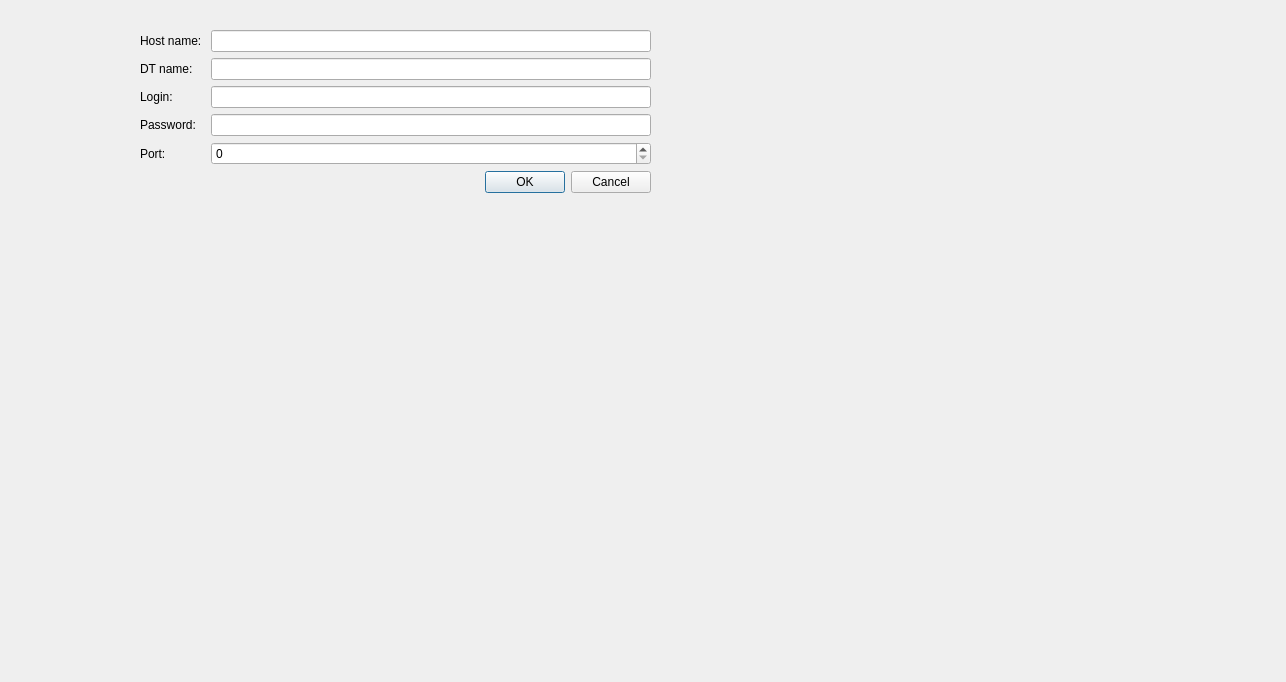
Old version of the form dialog.ui in the repository DimaRabbit/QT_Designer.
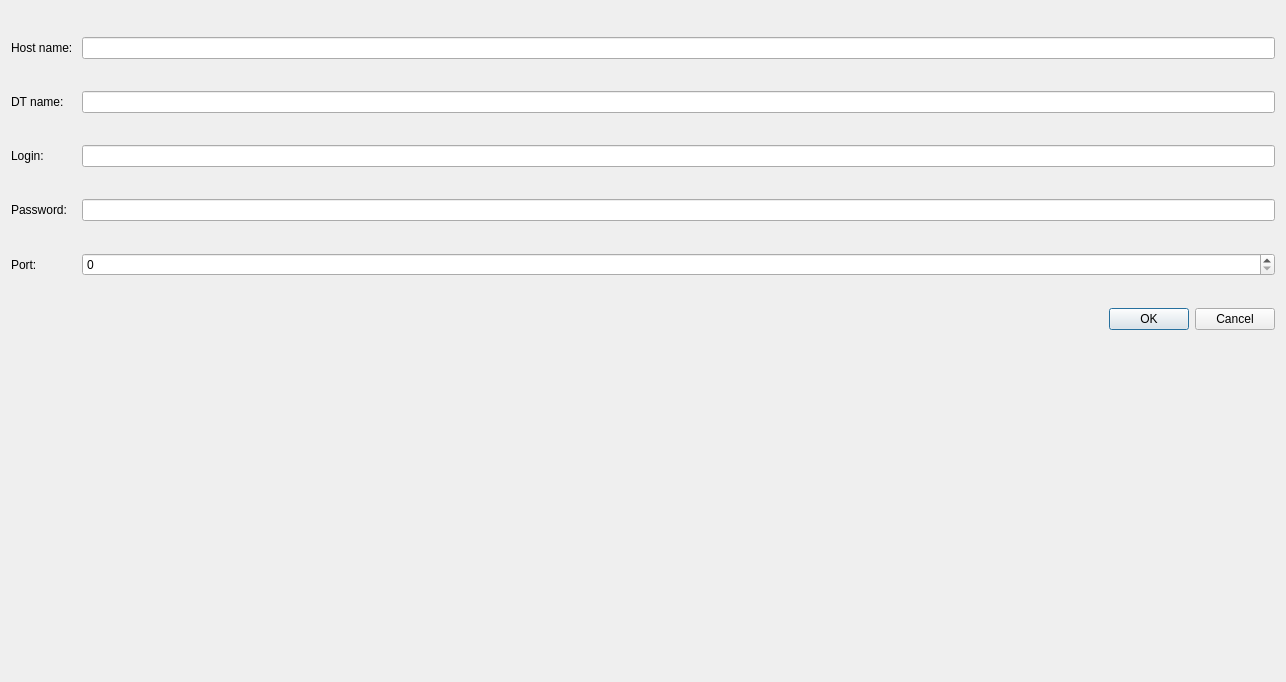
New version of the form.

Patch:
```diff
--- a/dialog.ui
+++ b/dialog.ui
@@ -13,67 +13,138 @@
   <property name="windowTitle">
    <string>Dialog</string>
   </property>
-  <widget class="QWidget" name="formLayoutWidget">
-   <property name="geometry">
-    <rect>
-     <x>140</x>
-     <y>30</y>
-     <width>511</width>
-     <height>241</height>
-    </rect>
-   </property>
-   <layout class="QFormLayout" name="formLayout">
+  <layout class="QGridLayout" name="gridLayout">
     <item row="0" column="0">
+    <layout class="QFormLayout" name="formLayout">
+     <item row="0" column="1">
+      <spacer name="horizontalSpacer_5">
+       <property name="orientation">
+        <enum>Qt::Orientation::Horizontal</enum>
+       </property>
+       <property name="sizeHint" stdset="0">
+        <size>
+         <width>40</width>
+         <height>20</height>
+        </size>
+       </property>
+      </spacer>
+     </item>
+     <item row="1" column="0">
      <widget class="QLabel" name="hostLabel">
       <property name="text">
        <string>Host name: </string>
       </property>
      </widget>
     </item>
-    <item row="0" column="1">
+     <item row="1" column="1">
      <widget class="QLineEdit" name="lineEdit"/>
     </item>
-    <item row="1" column="0">
+     <item row="2" column="1">
+      <spacer name="horizontalSpacer">
+       <property name="orientation">
+        <enum>Qt::Orientation::Horizontal</enum>
+       </property>
+       <property name="sizeHint" stdset="0">
+        <size>
+         <width>40</width>
+         <height>20</height>
+        </size>
+       </property>
+      </spacer>
+     </item>
+     <item row="3" column="0">
      <widget class="QLabel" name="DTLabel">
       <property name="text">
        <string>DT name: </string>
       </property>
      </widget>
     </item>
-    <item row="1" column="1">
+     <item row="3" column="1">
      <widget class="QLineEdit" name="lineEdit_2"/>
     </item>
-    <item row="2" column="0">
+     <item row="4" column="1">
+      <spacer name="horizontalSpacer_2">
+       <property name="orientation">
+        <enum>Qt::Orientation::Horizontal</enum>
+       </property>
+       <property name="sizeHint" stdset="0">
+        <size>
+         <width>40</width>
+         <height>20</height>
+        </size>
+       </property>
+      </spacer>
+     </item>
+     <item row="5" column="0">
      <widget class="QLabel" name="loginLabel">
       <property name="text">
        <string>Login: </string>
       </property>
      </widget>
     </item>
-    <item row="2" column="1">
+     <item row="5" column="1">
      <widget class="QLineEdit" name="lineEdit_3"/>
     </item>
-    <item row="3" column="0">
+     <item row="6" column="1">
+      <spacer name="horizontalSpacer_3">
+       <property name="orientation">
+        <enum>Qt::Orientation::Horizontal</enum>
+       </property>
+       <property name="sizeHint" stdset="0">
+        <size>
+         <width>40</width>
+         <height>20</height>
+        </size>
+       </property>
+      </spacer>
+     </item>
+     <item row="7" column="0">
      <widget class="QLabel" name="passwordLabel">
       <property name="text">
        <string>Password: </string>
       </property>
      </widget>
     </item>
-    <item row="3" column="1">
+     <item row="7" column="1">
      <widget class="QLineEdit" name="lineEdit_4"/>
     </item>
-    <item row="4" column="1">
-     <widget class="QSpinBox" name="spinBox"/>
-    </item>
-    <item row="4" column="0">
+     <item row="8" column="1">
+      <spacer name="horizontalSpacer_4">
+       <property name="orientation">
+        <enum>Qt::Orientation::Horizontal</enum>
+       </property>
+       <property name="sizeHint" stdset="0">
+        <size>
+         <width>40</width>
+         <height>20</height>
+        </size>
+       </property>
+      </spacer>
+     </item>
+     <item row="9" column="0">
      <widget class="QLabel" name="portLabel">
       <property name="text">
        <string>Port:</string>
       </property>
      </widget>
     </item>
-    <item row="5" column="1">
+     <item row="9" column="1">
+      <widget class="QSpinBox" name="spinBox"/>
+     </item>
+     <item row="10" column="1">
+      <spacer name="horizontalSpacer_6">
+       <property name="orientation">
+        <enum>Qt::Orientation::Horizontal</enum>
+       </property>
+       <property name="sizeHint" stdset="0">
+        <size>
+         <width>40</width>
+         <height>20</height>
+        </size>
+       </property>
+      </spacer>
+     </item>
+     <item row="11" column="1">
      <widget class="QDialogButtonBox" name="buttonBox">
       <property name="orientation">
        <enum>Qt::Orientation::Horizontal</enum>
@@ -87,7 +158,8 @@
      </widget>
     </item>
    </layout>
-  </widget>
+   </item>
+  </layout>
  </widget>
  <resources/>
  <connections>
```
Lines whose indentation alone changed are shown as unchanged.
